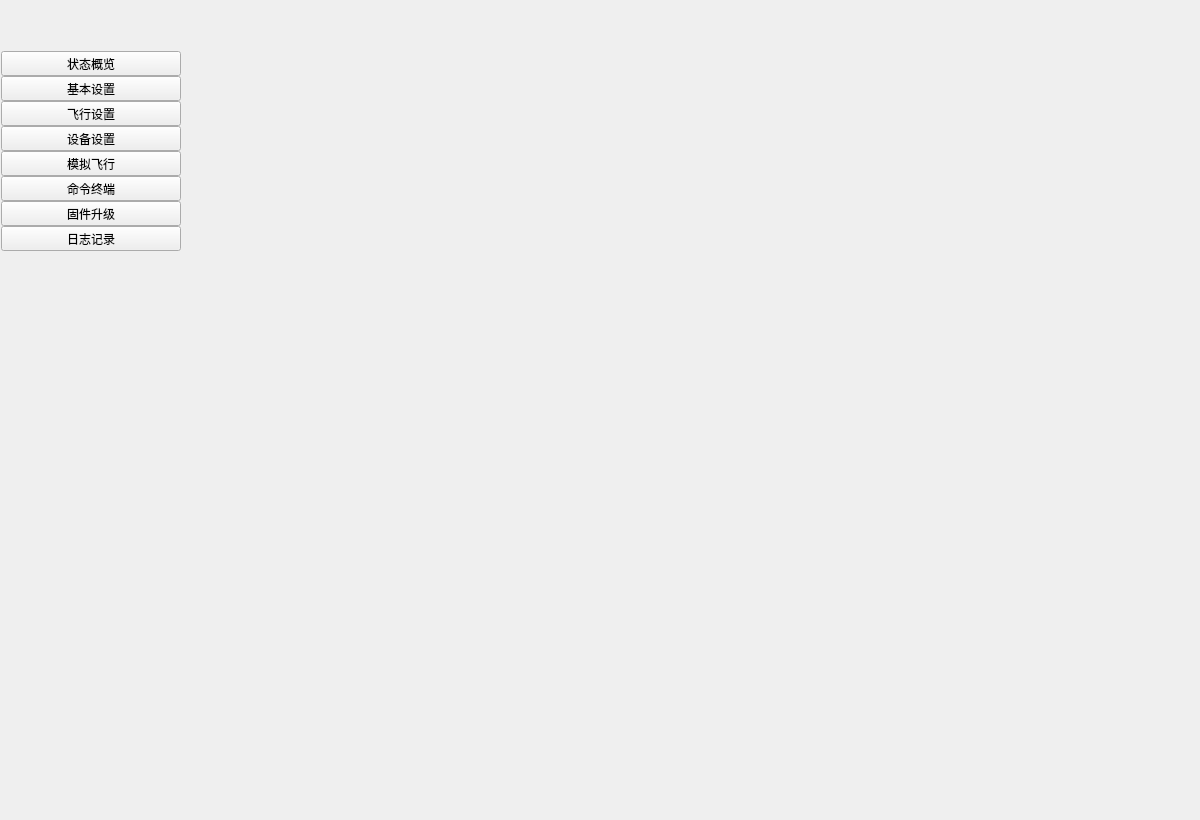
Before: the Qt Designer form assistant/mainwindow.ui in nongxiaoming/rt-assistant, drawn with Qt 5.
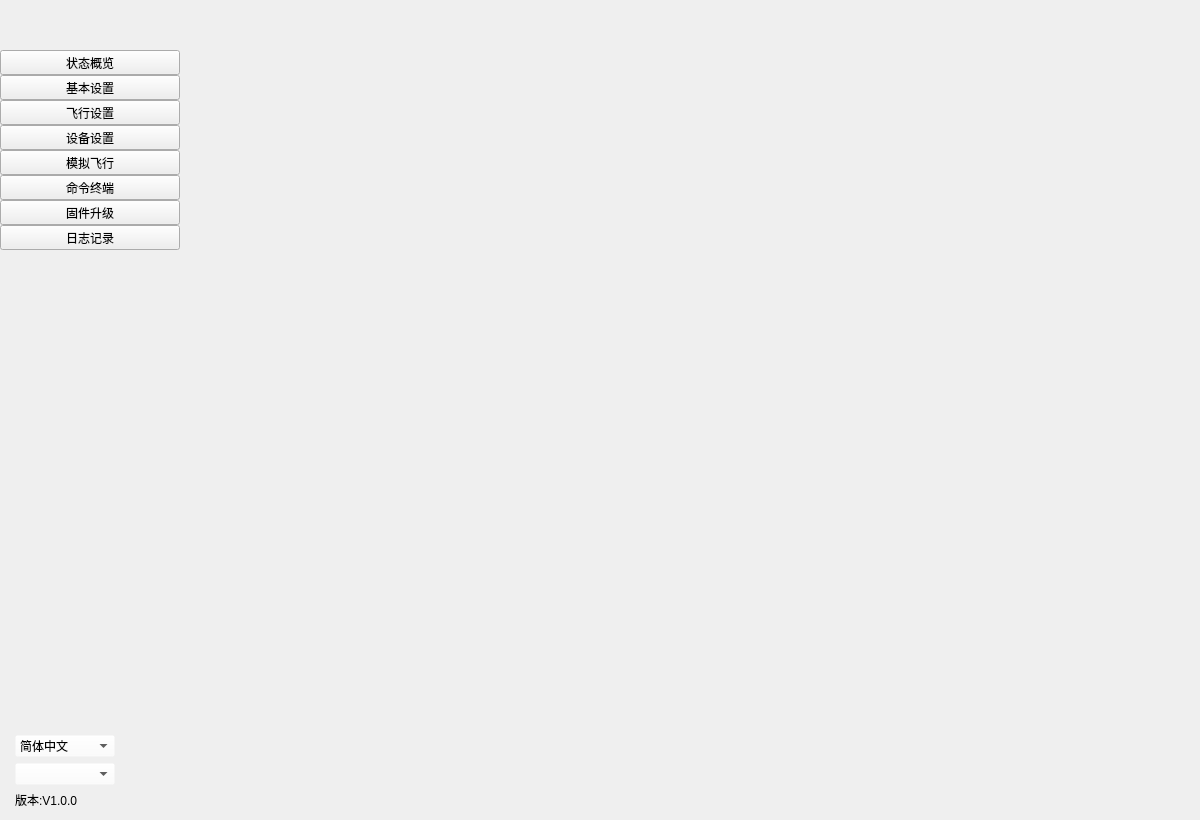
After: the same form once the commit is applied. Icons and pictures are not drawn. Custom widgets are drawn as their Qt base class.

Commit message: [更新] 添加左下角版本信息，语言和风格菜单

```diff
--- a/assistant/mainwindow.ui
+++ b/assistant/mainwindow.ui
@@ -22,16 +22,16 @@
      <number>0</number>
     </property>
     <property name="leftMargin">
-     <number>1</number>
+     <number>0</number>
     </property>
     <property name="topMargin">
-     <number>1</number>
+     <number>0</number>
     </property>
     <property name="rightMargin">
-     <number>1</number>
+     <number>0</number>
     </property>
     <property name="bottomMargin">
-     <number>1</number>
+     <number>0</number>
     </property>
     <item>
      <widget class="QWidget" name="widget_main" native="true">
@@ -229,6 +229,87 @@
             </property>
            </spacer>
           </item>
+          <item>
+           <widget class="QWidget" name="widget" native="true">
+            <layout class="QVBoxLayout" name="verticalLayout_7">
+             <property name="leftMargin">
+              <number>15</number>
+             </property>
+             <property name="rightMargin">
+              <number>9</number>
+             </property>
+             <item>
+              <widget class="QComboBox" name="i18n_comboBox">
+               <property name="sizePolicy">
+                <sizepolicy hsizetype="Fixed" vsizetype="Fixed">
+                 <horstretch>0</horstretch>
+                 <verstretch>0</verstretch>
+                </sizepolicy>
+               </property>
+               <property name="minimumSize">
+                <size>
+                 <width>100</width>
+                 <height>0</height>
+                </size>
+               </property>
+               <property name="maximumSize">
+                <size>
+                 <width>16777215</width>
+                 <height>16777215</height>
+                </size>
+               </property>
+               <property name="layoutDirection">
+                <enum>Qt::LeftToRight</enum>
+               </property>
+               <property name="styleSheet">
+                <string notr="true">background-color: rgba(255, 255, 255, 0);
+border-color: rgba(255, 255, 255, 0);</string>
+               </property>
+               <property name="sizeAdjustPolicy">
+                <enum>QComboBox::AdjustToContentsOnFirstShow</enum>
+               </property>
+               <item>
+                <property name="text">
+                 <string>简体中文</string>
+                </property>
+               </item>
+               <item>
+                <property name="text">
+                 <string>English</string>
+                </property>
+               </item>
+              </widget>
+             </item>
+             <item>
+              <widget class="QComboBox" name="style_comboBox">
+               <property name="sizePolicy">
+                <sizepolicy hsizetype="Fixed" vsizetype="Fixed">
+                 <horstretch>0</horstretch>
+                 <verstretch>0</verstretch>
+                </sizepolicy>
+               </property>
+               <property name="minimumSize">
+                <size>
+                 <width>100</width>
+                 <height>0</height>
+                </size>
+               </property>
+               <property name="styleSheet">
+                <string notr="true">background-color: rgba(255, 255, 255, 0);
+border-color: rgba(255, 255, 255, 0);</string>
+               </property>
+              </widget>
+             </item>
+             <item>
+              <widget class="QLabel" name="label">
+               <property name="text">
+                <string>版本:V1.0.0</string>
+               </property>
+              </widget>
+             </item>
+            </layout>
+           </widget>
+          </item>
          </layout>
         </widget>
        </item>
```
The commit also changes 2 other files.
